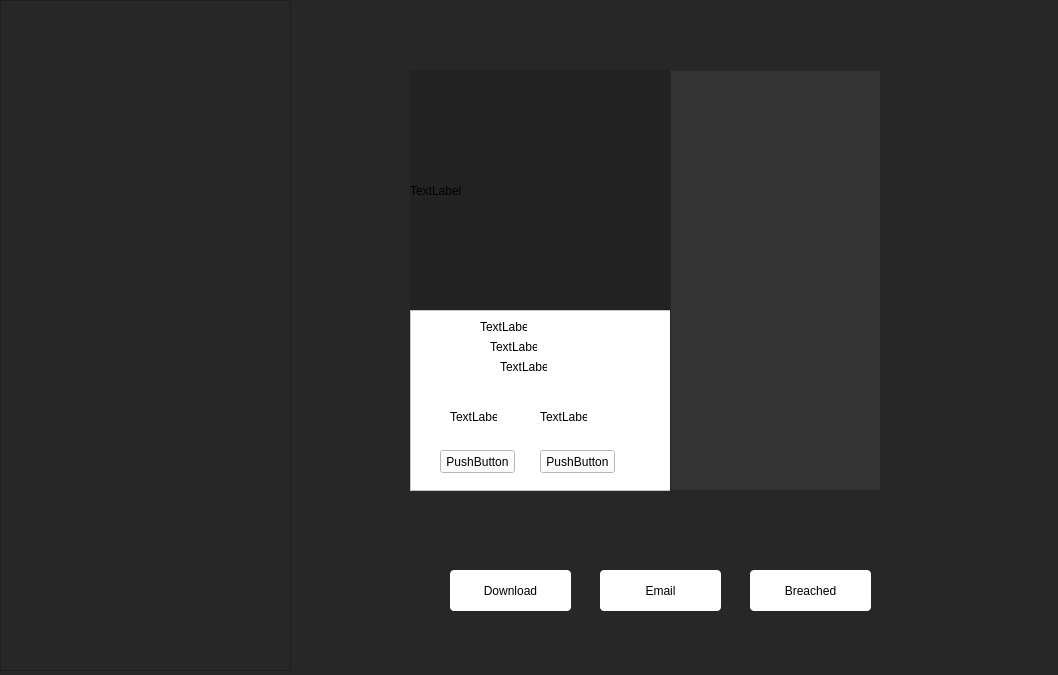
Old version of the form Remote/mainwindow.ui in the repository RonaldColyar/POI-RemoteDesktop.
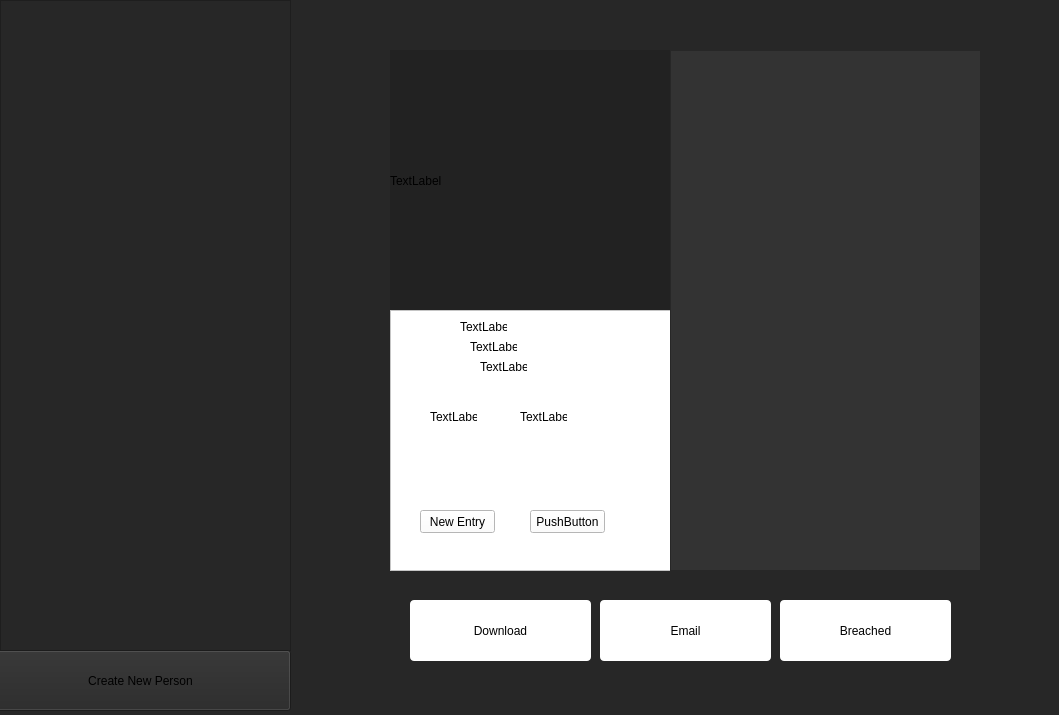
New version of the form.

```diff
--- a/Remote/mainwindow.ui
+++ b/Remote/mainwindow.ui
@@ -6,8 +6,8 @@
    <rect>
     <x>0</x>
     <y>0</y>
-    <width>1058</width>
-    <height>675</height>
+    <width>1059</width>
+    <height>715</height>
    </rect>
   </property>
   <property name="windowTitle">
@@ -23,17 +23,17 @@
       <x>0</x>
       <y>0</y>
       <width>291</width>
-      <height>671</height>
+      <height>651</height>
      </rect>
     </property>
    </widget>
    <widget class="QPushButton" name="DownloadButton">
     <property name="geometry">
      <rect>
-      <x>450</x>
-      <y>570</y>
-      <width>121</width>
-      <height>41</height>
+      <x>410</x>
+      <y>600</y>
+      <width>181</width>
+      <height>61</height>
      </rect>
     </property>
     <property name="styleSheet">
@@ -47,9 +47,9 @@
     <property name="geometry">
      <rect>
       <x>600</x>
-      <y>570</y>
-      <width>121</width>
-      <height>41</height>
+      <y>600</y>
+      <width>171</width>
+      <height>61</height>
      </rect>
     </property>
     <property name="styleSheet">
@@ -62,10 +62,10 @@
    <widget class="QPushButton" name="BreachButton">
     <property name="geometry">
      <rect>
-      <x>750</x>
-      <y>570</y>
-      <width>121</width>
-      <height>41</height>
+      <x>780</x>
+      <y>600</y>
+      <width>171</width>
+      <height>61</height>
      </rect>
     </property>
     <property name="styleSheet">
@@ -78,10 +78,10 @@
    <widget class="QLabel" name="label">
     <property name="geometry">
      <rect>
-      <x>410</x>
-      <y>70</y>
-      <width>261</width>
-      <height>241</height>
+      <x>390</x>
+      <y>50</y>
+      <width>281</width>
+      <height>261</height>
      </rect>
     </property>
     <property name="styleSheet">
@@ -94,10 +94,10 @@
    <widget class="QFrame" name="frame">
     <property name="geometry">
      <rect>
-      <x>410</x>
+      <x>390</x>
       <y>310</y>
-      <width>261</width>
-      <height>181</height>
+      <width>281</width>
+      <height>261</height>
      </rect>
     </property>
     <property name="styleSheet">
@@ -178,20 +178,20 @@
      <property name="geometry">
       <rect>
        <x>30</x>
-       <y>140</y>
+       <y>200</y>
        <width>75</width>
        <height>23</height>
       </rect>
      </property>
      <property name="text">
-      <string>PushButton</string>
+      <string>New Entry</string>
      </property>
     </widget>
     <widget class="QPushButton" name="pushButton_2">
      <property name="geometry">
       <rect>
-       <x>130</x>
-       <y>140</y>
+       <x>140</x>
+       <y>200</y>
        <width>75</width>
        <height>23</height>
       </rect>
@@ -205,9 +205,9 @@
     <property name="geometry">
      <rect>
       <x>670</x>
-      <y>70</y>
-      <width>211</width>
-      <height>421</height>
+      <y>50</y>
+      <width>311</width>
+      <height>521</height>
      </rect>
     </property>
     <property name="styleSheet">
@@ -220,6 +220,22 @@
      <enum>QFrame::Raised</enum>
     </property>
    </widget>
+   <widget class="QPushButton" name="NewPerson">
+    <property name="geometry">
+     <rect>
+      <x>-10</x>
+      <y>650</y>
+      <width>301</width>
+      <height>61</height>
+     </rect>
+    </property>
+    <property name="layoutDirection">
+     <enum>Qt::RightToLeft</enum>
+    </property>
+    <property name="text">
+     <string>Create New Person</string>
+    </property>
+   </widget>
   </widget>
  </widget>
  <resources/>
```
Left out of the diff: 2 changed lines with no effect on the pictures.
